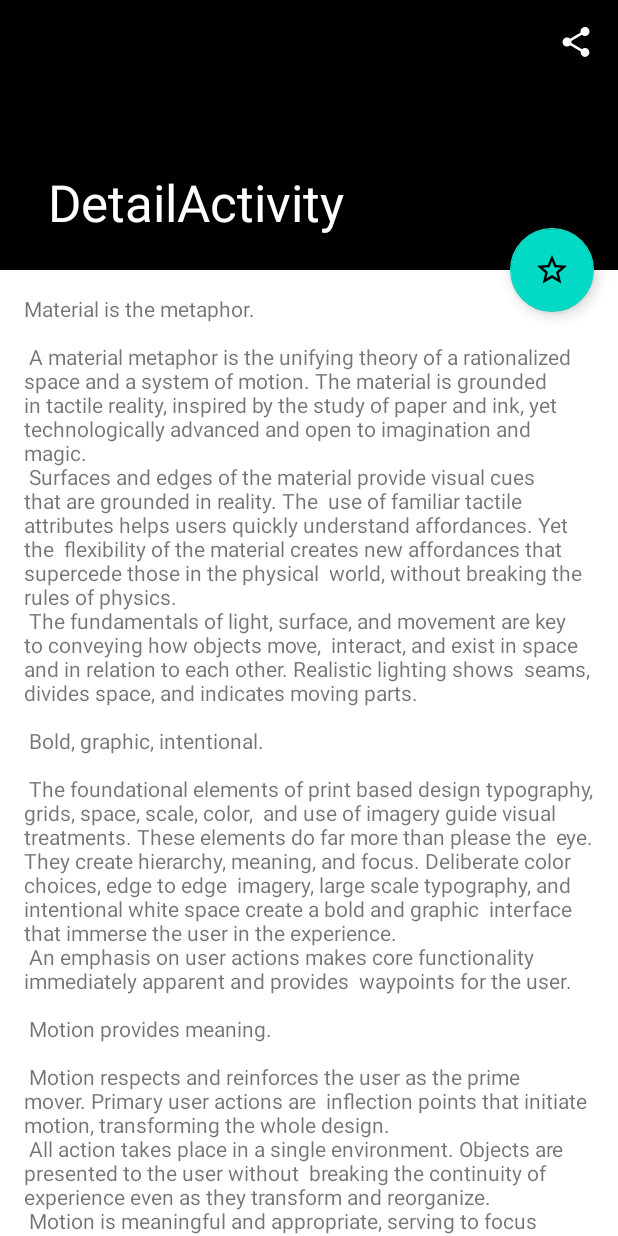
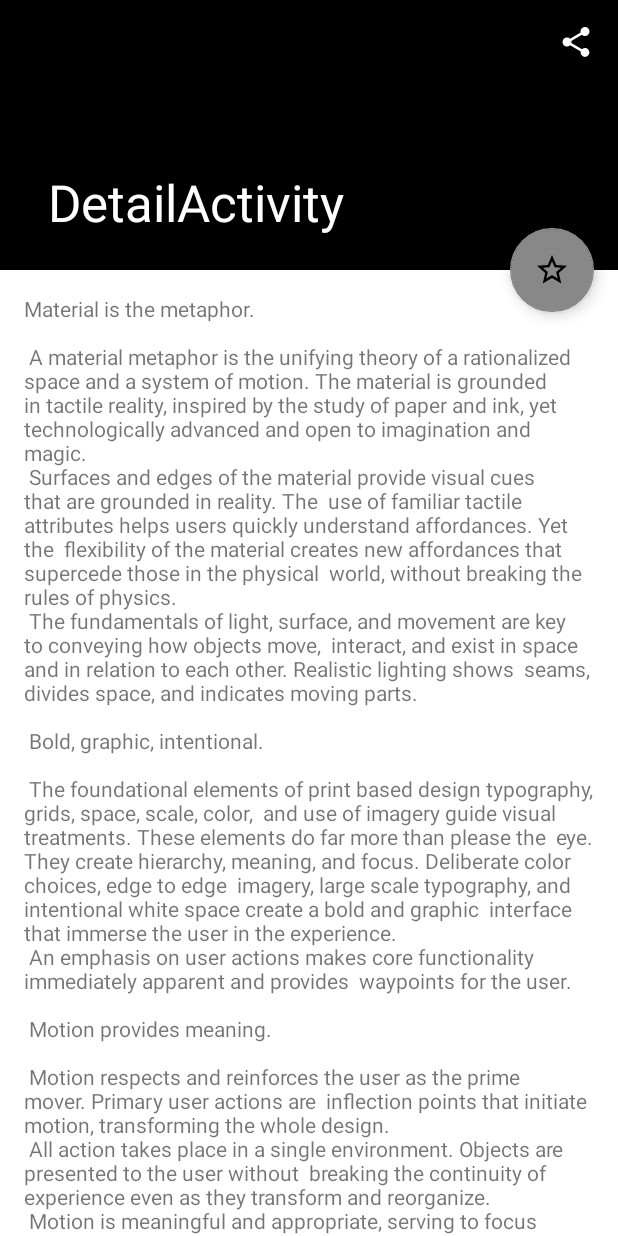
Before and after one commit to oscarmartj/CoinApp, an Android app: the DetailActivity screen opened directly, with no data from a screen before it, after a tap on an icon or button, on a phone screen of 412 x 824 dp. Run offline under Robolectric (Android 15) with nearby library versions, the phone set to English and light mode, and no system bars; 8 statements that could not run were skipped.

Commit message:
FAB actualizado

```diff
--- a/app/src/main/java/es/upm/etsiinf/dam/coinapp/main/ui/ranking/singleextended/DetailActivity.java
+++ b/app/src/main/java/es/upm/etsiinf/dam/coinapp/main/ui/ranking/singleextended/DetailActivity.java
@@ -1,15 +1,19 @@
 package es.upm.etsiinf.dam.coinapp.main.ui.ranking.singleextended;
 
 import android.content.Intent;
+import android.content.res.ColorStateList;
 import android.graphics.Bitmap;
 import android.graphics.BitmapFactory;
 import android.graphics.Canvas;
 import android.graphics.Color;
+import android.graphics.ImageDecoder;
 import android.graphics.Paint;
 import android.graphics.PorterDuff;
 import android.graphics.PorterDuffXfermode;
 import android.graphics.Typeface;
+import android.graphics.drawable.BitmapDrawable;
 import android.graphics.drawable.Drawable;
+import android.graphics.drawable.VectorDrawable;
 import android.net.Uri;
 import android.os.Bundle;
 
@@ -19,11 +23,14 @@ import com.google.android.material.snackbar.Snackbar;
 
 import androidx.appcompat.app.AppCompatActivity;
 import androidx.appcompat.widget.Toolbar;
+import androidx.core.content.ContextCompat;
 import androidx.core.content.FileProvider;
 
 import android.provider.MediaStore;
+import android.util.Log;
 import android.view.View;
 import android.widget.ImageButton;
+import android.widget.Toast;
 
 import org.json.JSONException;
 
@@ -31,12 +38,14 @@ import java.io.File;
 import java.io.FileNotFoundException;
 import java.io.FileOutputStream;
 import java.io.IOException;
+import java.io.InputStream;
 import java.util.Locale;
 
 import es.upm.etsiinf.dam.coinapp.R;
 import es.upm.etsiinf.dam.coinapp.database.functions.CoinDB;
 import es.upm.etsiinf.dam.coinapp.databinding.ActivityDetailBinding;
 import es.upm.etsiinf.dam.coinapp.modelos.Coin;
+import es.upm.etsiinf.dam.coinapp.utils.DataManager;
 import es.upm.etsiinf.dam.coinapp.utils.ImageManager;
 
 
@@ -77,6 +86,8 @@ public class DetailActivity extends AppCompatActivity {
             Intent sendIntent = new Intent();
             sendIntent.setAction(Intent.ACTION_SEND);
             sendIntent.putExtra(Intent.EXTRA_STREAM, fileUri);
+
+            sendIntent.putExtra(Intent.EXTRA_TEXT,DataManager.setIntentShareText(coin));
             sendIntent.setType("image/*");
             sendIntent.addFlags(Intent.FLAG_GRANT_READ_URI_PERMISSION);
 
@@ -85,17 +96,43 @@ public class DetailActivity extends AppCompatActivity {
 
         }));
 
-
         setTitleColor(toolBarLayout,ivShare.getDrawable(), Color.parseColor(color));
 
 
 
         FloatingActionButton fab = binding.fab;
+        boolean isFavorite = DataManager.isFavorite(this,coin.getId());
+        if(isFavorite){
+            fab.setImageDrawable(ContextCompat.getDrawable(this,R.drawable.ic_staron));
+            ColorStateList csl = ColorStateList.valueOf(Color.YELLOW);
+            fab.setBackgroundTintList(csl);
+        }else{
+            fab.setImageDrawable(ContextCompat.getDrawable(this,R.drawable.ic_staroff));
+            ColorStateList csl = ColorStateList.valueOf(Color.GRAY);
+            fab.setBackgroundTintList(csl);
+        }
+
         fab.setOnClickListener(new View.OnClickListener() {
             @Override
             public void onClick (View view) {
-                Snackbar.make(view, "Replace with your own action", Snackbar.LENGTH_LONG)
-                        .setAction("Action", null).show();
+                boolean isFavorite = DataManager.isFavorite(DetailActivity.this,coin.getId());
+                if(!isFavorite){
+                    DataManager.setFavorite(DetailActivity.this,coin.getId());
+                    fab.setImageDrawable(ContextCompat.getDrawable(DetailActivity.this,R.drawable.ic_staron));
+
+                    ColorStateList csl = ColorStateList.valueOf(Color.YELLOW);
+                    fab.setBackgroundTintList(csl);
+
+                    Toast.makeText(DetailActivity.this,"Añadida a favoritos, recibiras notificaciones de su precio.", Toast.LENGTH_LONG).show();
+                }else{
+                    DataManager.removeFavorite(DetailActivity.this,coin.getId());
+                    fab.setImageDrawable(ContextCompat.getDrawable(DetailActivity.this,R.drawable.ic_staroff));
+
+                    ColorStateList csl = ColorStateList.valueOf(Color.GRAY);
+                    fab.setBackgroundTintList(csl);
+
+                    Toast.makeText(DetailActivity.this,"Eliminada de favoritos, dejaras de recibir notificaciones", Toast.LENGTH_SHORT).show();
+                }
             }
         });
     }
@@ -104,13 +141,11 @@ public class DetailActivity extends AppCompatActivity {
 
     public void setTitleColor(CollapsingToolbarLayout collapsingToolbarLayout, Drawable overflowIcon, int color) {
 
-        // Si el color es claro, cambiamos el color de las letras a negro
         if (colorEsClaro(color)) {
             collapsingToolbarLayout.setCollapsedTitleTextColor(Color.BLACK);
             collapsingToolbarLayout.setExpandedTitleColor(Color.BLACK);
             overflowIcon.setColorFilter(Color.BLACK, PorterDuff.Mode.SRC_ATOP);
         } else {
-            // Si el color es oscuro, dejamos el color de las letras en blanco
             collapsingToolbarLayout.setCollapsedTitleTextColor(Color.WHITE);
             collapsingToolbarLayout.setExpandedTitleColor(Color.WHITE);
             overflowIcon.setColorFilter(Color.WHITE, PorterDuff.Mode.SRC_ATOP);
@@ -123,15 +158,11 @@ public class DetailActivity extends AppCompatActivity {
     }
 
     public File modifyShareImage(){
-        // Cargar la imagen en un Bitmap
         Bitmap originalImage = BitmapFactory.decodeResource(getResources(), R.drawable.share_image);
 
-        // Crear un nuevo Canvas a partir del Bitmap
         Bitmap mutableImage = originalImage.copy(Bitmap.Config.ARGB_8888,true);
-
         Canvas canvas = new Canvas(mutableImage);
 
-        // Crear un objeto Paint para el trazo
         Paint strokePaint = new Paint();
         strokePaint.setColor(Color.BLACK);
         strokePaint.setTextSize(250);
@@ -141,7 +172,6 @@ public class DetailActivity extends AppCompatActivity {
         strokePaint.setXfermode(new PorterDuffXfermode(PorterDuff.Mode.LIGHTEN));
         strokePaint.setAlpha(255);
 
-// Crear un objeto Paint para el relleno
         Paint fillPaint = new Paint();
         fillPaint.setColor(Color.WHITE);
         fillPaint.setTextSize(250);
@@ -149,20 +179,18 @@ public class DetailActivity extends AppCompatActivity {
         fillPaint.setXfermode(new PorterDuffXfermode(PorterDuff.Mode.LIGHTEN));
         fillPaint.setAlpha(255);
 
-// Dibujar el texto con el trazo negro y el relleno blanco
+        String currentPrice = "$"+String.format(Locale.US,"%,.2f",coin.getCurrent_price());
+        float currentPriceWidth = fillPaint.measureText(currentPrice);
         canvas.drawText(this.coin.getName(), 260, 1100, strokePaint);
         canvas.drawText(this.coin.getName(), 260, 1100, fillPaint);
-        canvas.drawText("$"+String.format(Locale.US,"%,.2f",coin.getCurrent_price()), 260, 1500, strokePaint);
-        canvas.drawText("$"+String.format(Locale.US,"%,.2f",coin.getCurrent_price()), 260, 1500, fillPaint);
+        canvas.drawText(currentPrice, 260, 1500, strokePaint);
+        canvas.drawText(currentPrice, 260, 1500, fillPaint);
 
-
-        // Crear un subdirectorio "modified_images" en el directorio privado de archivos de la aplicación
         File imageDir = new File(getFilesDir(), "images");
         if(!imageDir.exists()){
             imageDir.mkdirs();
         }
 
-        // Crear un archivo en el directorio "modified_images"
         File imagePath = new File(imageDir, "modified_share_image.jpg");
         FileOutputStream out = null;
         try {
@@ -170,8 +198,6 @@ public class DetailActivity extends AppCompatActivity {
         } catch (FileNotFoundException e) {
             e.printStackTrace();
         }
-
-        // Comprimir el bitmap en JPEG y escribirlo en el archivo
         mutableImage.compress(Bitmap.CompressFormat.JPEG, 100, out);
         try {
             if(out != null) {
@@ -181,9 +207,6 @@ public class DetailActivity extends AppCompatActivity {
         } catch (IOException e) {
             e.printStackTrace();
         }
-
-        // Devolver el path del archivo
-        return imagePath;//.getAbsolutePath();
+        return imagePath;
     }
-
 }
--- a/app/src/main/java/es/upm/etsiinf/dam/coinapp/utils/DataManager.java
+++ b/app/src/main/java/es/upm/etsiinf/dam/coinapp/utils/DataManager.java
@@ -1,4 +1,6 @@
 package es.upm.etsiinf.dam.coinapp.utils;
+
+import static android.content.Context.MODE_PRIVATE;
 
 import android.content.Context;
 import android.content.SharedPreferences;
@@ -6,6 +8,9 @@ import android.icu.math.BigDecimal;
 import android.preference.PreferenceManager;
 
 import java.math.RoundingMode;
+import java.util.Locale;
+
+import es.upm.etsiinf.dam.coinapp.modelos.Coin;
 
 public class DataManager {
     public static void saveDatabaseVersion(int version, Context context) {
@@ -45,4 +50,44 @@ public class DataManager {
         }
         return (x-1) * 20;
     }
+
+    public static String setIntentShareText(Coin coin){
+        //emoticonos y utiles
+        String redCircle="\uD83D\uDD34";
+        String greenCircle="\uD83D\uDFE2";
+        String symbolCoin = coin.getSymbol().toUpperCase();
+        String dollarHashtagSymbol = "$";
+        String currentPrice = dollarHashtagSymbol+String.format(Locale.US,"%,.2f",coin.getCurrent_price());
+        double percentage = coin.getPrice_change_percentage_24h();
+        String low24hWhatEmoji = (coin.getLow_24h()<coin.getHigh_24h()?redCircle:greenCircle);
+        String high24WhatEmoji = (coin.getHigh_24h()<coin.getLow_24h()?redCircle:greenCircle);
+
+        String titulo="¿Como ha cambiado "+coin.getName()+" "+dollarHashtagSymbol+coin.getSymbol().toUpperCase()+"?"+"\n";
+        String cambio24h = "1 " + symbolCoin + " = " + currentPrice + " " + (percentage>0.0?"+"+percentage+"%":percentage+"%") + " " + (percentage < 0.0 ? redCircle + "\n" : greenCircle + "\n");
+        String detalles="Detalles:\n";
+        String cambio = "Cambio: "+(coin.getPrice_change_24h()<0.0?redCircle:greenCircle+"+")+coin.getPrice_change_24h()+dollarHashtagSymbol+"\n";
+        String low24h = "Precio más bajo (24h) = "+dollarHashtagSymbol+coin.getLow_24h()+low24hWhatEmoji+"\n";
+        String high24h = "Precio más alto (24h) = "+dollarHashtagSymbol+coin.getHigh_24h()+high24WhatEmoji+"\n";
+        String salto = "\n";
+        String hashtag = "#"+symbolCoin+"\n";
+
+        return titulo+salto+cambio24h+detalles+cambio+low24h+high24h+salto+hashtag;
+    }
+
+    public static boolean isFavorite(Context context, String coinId){
+        SharedPreferences sharedPreferences = context.getSharedPreferences("favorites", MODE_PRIVATE);
+        return sharedPreferences.getBoolean(coinId,false);
+    }
+    public static void setFavorite(Context context, String coinId){
+        SharedPreferences sharedPreferences = context.getSharedPreferences("favorites",MODE_PRIVATE);
+        SharedPreferences.Editor editor = sharedPreferences.edit();
+        editor.putBoolean(coinId,true);
+        editor.apply();
+    }
+    public static void removeFavorite(Context context, String coinId){
+        SharedPreferences sharedPreferences = context.getSharedPreferences("favorites", MODE_PRIVATE);
+        SharedPreferences.Editor editor = sharedPreferences.edit();
+        editor.remove(coinId);
+        editor.apply();
+    }
 }
```
Also changed, not shown: app/src/main/res/menu/menu_detail.xml (deleted, +0 -10 lines).
